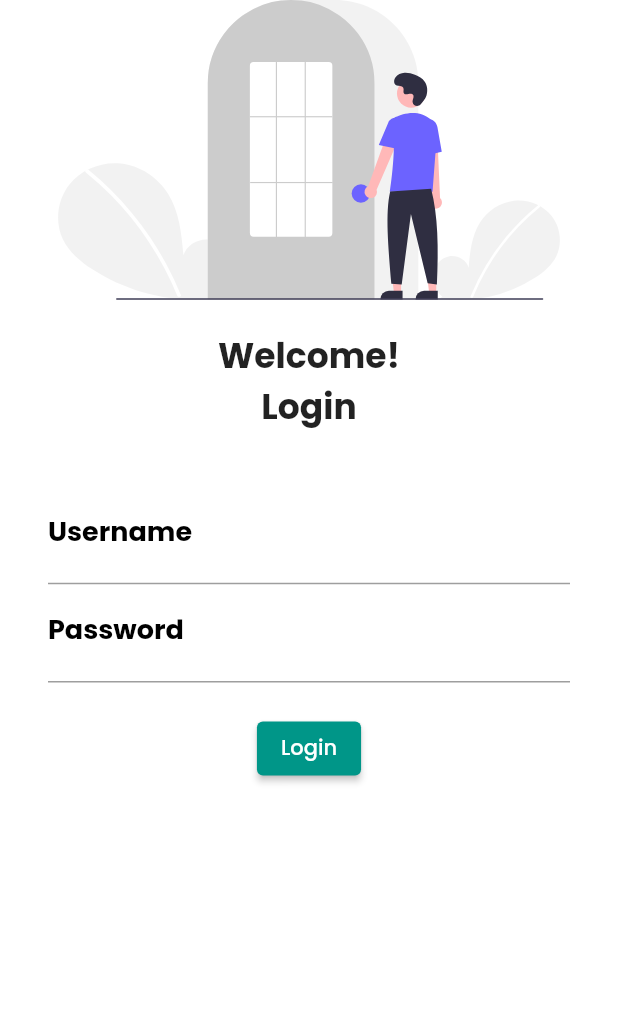
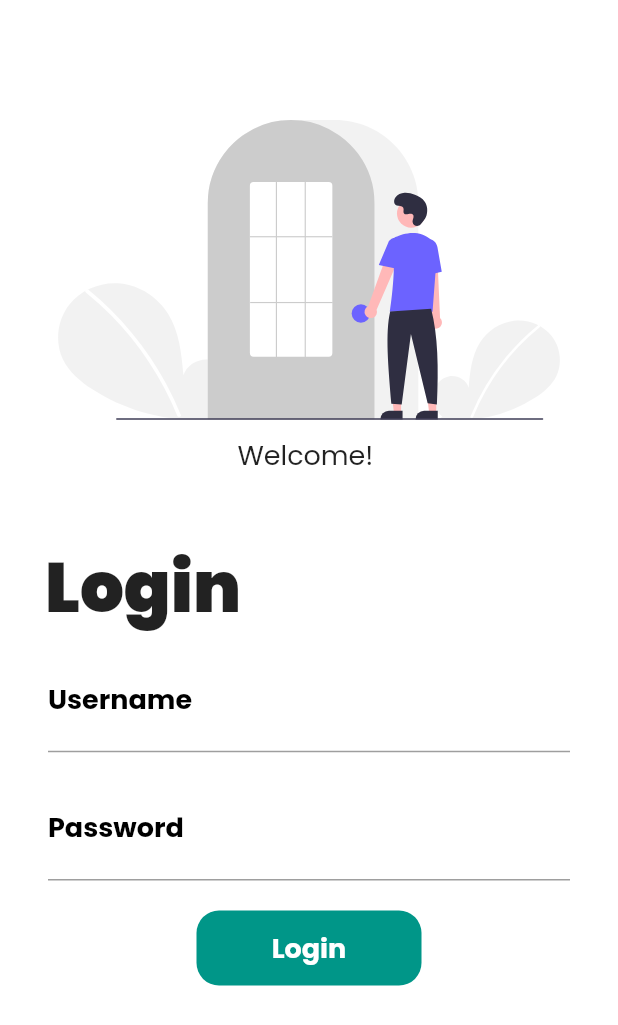
Before and after one commit to whodanyalahmed/learning_flutter, a Flutter app: the screen it shows after launch, on a phone screen of 412 x 824 dp. Shown: the top 1025 px of the screen. Run offline on Flutter 3.47's test engine with Material 2 defaults, Android fonts, the phone set to English and light mode, and no system bars; our stand-ins replace flutter_svg, google_fonts.

Commit message:
login updated with text and next screen:

```diff
--- a/lib/main.dart
+++ b/lib/main.dart
@@ -2,6 +2,7 @@ import "package:flutter/material.dart";
 import 'package:flutter_application_3/pages/login_page.dart';
 import 'package:google_fonts/google_fonts.dart';
 import 'pages/home_page.dart';
+import 'utils/routes.dart';
 
 void main() {
   runApp(MyApp());
@@ -13,6 +14,7 @@ class MyApp extends StatelessWidget {
   @override
   Widget build(BuildContext context) {
     return MaterialApp(
+      debugShowCheckedModeBanner: false,
       // home: HomePage(),
       theme: ThemeData(
         primarySwatch: Colors.teal,
@@ -22,11 +24,10 @@ class MyApp extends StatelessWidget {
       darkTheme: ThemeData(
         brightness: Brightness.dark,
       ),
-      // initialRoute: "/home",
+      initialRoute: MyRoutes.login,
       routes: {
-        '/': (context) => LoginPage(),
-        '/home': (context) => HomePage(),
-        '/login': (context) => LoginPage(),
+        MyRoutes.login: (context) => const LoginPage(),
+        MyRoutes.home: (context) => const HomePage(),
       },
     );
   }
--- a/lib/pages/login_page.dart
+++ b/lib/pages/login_page.dart
@@ -1,43 +1,61 @@
-import 'dart:html';
-
+// import 'dart:html';
+import '../utils/routes.dart';
 import 'package:flutter/material.dart';
 import 'package:flutter_svg/flutter_svg.dart';
 
-class LoginPage extends StatelessWidget {
+class LoginPage extends StatefulWidget {
   const LoginPage({Key? key}) : super(key: key);
 
+  @override
+  State<LoginPage> createState() => _LoginPageState();
+}
+
+class _LoginPageState extends State<LoginPage> {
+  String name = "";
+  bool changeButton = false;
   @override
   Widget build(BuildContext context) {
     return Material(
         color: Colors.white,
+        child: SingleChildScrollView(
           child: Column(
             children: [
+              SizedBox(height: 80),
               SvgPicture.asset("assets/images/login_image.svg",
                   fit: BoxFit.cover, height: 200),
-            SizedBox(height: 20),
-            const Text(
-              "Welcome!",
+              SizedBox(height: 10),
+              Text(
+                "Welcome! " + name,
                 style: TextStyle(
-                fontWeight: FontWeight.bold,
-                fontSize: 23,
+                  fontSize: 18,
                 ),
               ),
-            const Text(
+              SizedBox(height: 40),
+              Container(
+                alignment: Alignment.centerLeft,
+                padding: EdgeInsets.only(left: 30, right: 20),
+                child: const Text(
                   "Login",
                   style: TextStyle(
-                fontWeight: FontWeight.bold,
-                fontSize: 23,
+                    fontWeight: FontWeight.w900,
+                    fontSize: 46,
                   ),
                   textAlign: TextAlign.left,
                 ),
+              ),
               const SizedBox(
-              height: 20,
+                height: 10,
               ),
               Padding(
-              padding: const EdgeInsets.symmetric(vertical: 16, horizontal: 32),
+                padding: const EdgeInsets.symmetric(horizontal: 32),
                 child: Column(
                   children: [
                     TextFormField(
+                      onChanged: (value) {
+                        setState(() {
+                          name = value;
+                        });
+                      },
                       decoration: const InputDecoration(
                         hintText: "Enter username",
                         labelText: "Username",
@@ -50,6 +68,9 @@ class LoginPage extends StatelessWidget {
                           borderSide: BorderSide(color: Colors.black),
                         ),
                       ),
+                    ),
+                    const SizedBox(
+                      height: 20,
                     ),
                     TextFormField(
                       obscureText: true,
@@ -69,19 +90,61 @@ class LoginPage extends StatelessWidget {
                     const SizedBox(
                       height: 20,
                     ),
-                  ElevatedButton(
-                      child: const Text("Login"),
-                      style: TextButton.styleFrom(
-                        primary: Colors.white,
+                    InkWell(
+                        onTap: () async {
+                          setState(() {
+                            changeButton = true;
+                          });
+                          await Future.delayed(Duration(seconds: 1));
+                          Navigator.pushNamed(context, MyRoutes.home);
+                        },
+                        child: AnimatedContainer(
+                          // Create animated container with button
+                          duration: Duration(seconds: 1),
+
+                          width: changeButton ? 50 : 150,
+                          height: 50,
+                          // color: Colors.teal,
+                          alignment: Alignment.center,
+                          child: changeButton
+                              ? (Icon(Icons.done, color: Colors.white))
+                              : const Text(
+                                  "Login",
+                                  style: TextStyle(
+                                    color: Colors.white,
+                                    fontSize: 18,
+                                    fontWeight: FontWeight.bold,
                                   ),
-                      onPressed: () {
-                        // ignore: avoid_print
-                        print("logged in...");
-                      }),
+                                  textAlign: TextAlign.center,
+                                ),
+                          // create border radius of container, to make it round  (circular)
+                          decoration: BoxDecoration(
+                            color: Colors.teal,
+                            borderRadius:
+                                BorderRadius.circular(changeButton ? 30 : 15),
+                            // shape: changeButton
+                            //     ? BoxShape.circle
+                            //     : BoxShape.rectangle),
+                          ),
+                        )
+                        // ElevatedButton(
+                        //     child: const Text("Login"),
+                        //     style: TextButton.styleFrom(
+                        //       primary: Colors.white,
+                        //       padding: const EdgeInsets.symmetric(
+                        //           horizontal: 50, vertical: 20),
+                        //     ),
+                        //     onPressed: () {
+                        //       // ignore: avoid_print
+                        //       // print("logged in...");
+                        //       Navigator.pushNamed(context, MyRoutes.home);
+                        //     }),
+                        ),
                   ],
                 ),
               )
             ],
+          ),
         ));
   }
 }
--- /dev/null
+++ b/lib/utils/routes.dart
@@ -0,0 +1,5 @@
+class MyRoutes {
+  static const String home = '/';
+  static const String login = '/login';
+  static const String register = '/register';
+}
```
Lines whose indentation alone changed are shown as unchanged.
